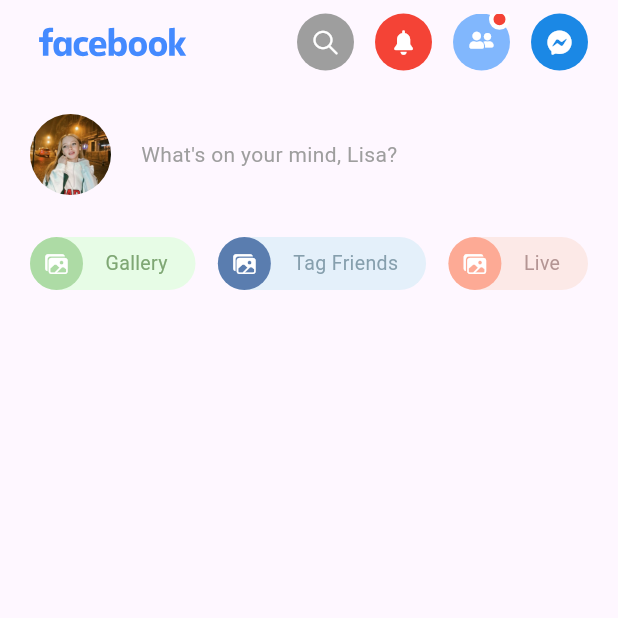
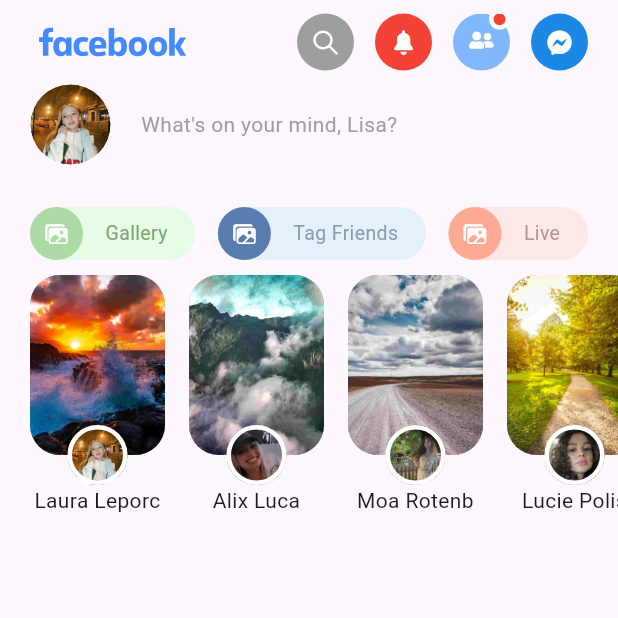
Before and after one commit to teorcl/facebook_clone, a Flutter app: the screen it shows after launch, on a phone screen of 412 x 824 dp, the top half of it. Run offline on Flutter 3.47's test engine with Material 3 defaults, Android fonts, the phone set to English and light mode, and no system bars; our stand-ins replace device_preview, flutter_svg.

Commit message:
feat(widgets): Se crea widgets de stories con sus subwidgets

```diff
--- a/lib/facebook_ui/facebook_ui.dart
+++ b/lib/facebook_ui/facebook_ui.dart
@@ -52,11 +52,12 @@ class FacebookUi extends StatelessWidget {
         ],
       ),
       body: ListView(
-        padding: const EdgeInsets.all(20),
         children: const [
           WhatIsOnYourMind(),
           SizedBox(height: 28),
           QuickActions(),
+          SizedBox(height: 10),
+          Stories(),
         ],
       ),
     );
--- a/lib/facebook_ui/widgets/avatar.dart
+++ b/lib/facebook_ui/widgets/avatar.dart
@@ -3,22 +3,28 @@ import 'package:flutter/material.dart';
 class Avatar extends StatelessWidget {
   final double size;
   final String asset;
+  final double borderWidth;
 
   const Avatar({
     super.key,
     required this.size,
     required this.asset,
+    this.borderWidth = 0,
   });
 
   @override
   Widget build(BuildContext context) {
-    return Center(
-      child: ClipRRect(
-        borderRadius: BorderRadius.circular(size / 2),
-        child: Image.asset(
-          asset,
-          width: size,
-          height: size,
+    return Container(
+      width: size,
+      height: size,
+      decoration: BoxDecoration(
+        border: Border.all(
+          color: Colors.white,
+          width: borderWidth,
+        ),
+        shape: BoxShape.circle,
+        image: DecorationImage(
+          image: AssetImage(asset),
           fit: BoxFit.cover,
         ),
       ),
--- a/lib/facebook_ui/widgets/quick_actions.dart
+++ b/lib/facebook_ui/widgets/quick_actions.dart
@@ -8,7 +8,9 @@ class QuickActions extends StatelessWidget {
 
   @override
   Widget build(BuildContext context) {
-    return const FittedBox(
+    return const Padding(
+      padding: EdgeInsets.symmetric(horizontal: 20),
+      child: FittedBox(
         fit: BoxFit.scaleDown,
         child: Row(
           children: [
@@ -37,6 +39,7 @@ class QuickActions extends StatelessWidget {
             ),
           ],
         ),
+      ),
     );
   }
 }
--- /dev/null
+++ b/lib/facebook_ui/widgets/stories.dart
@@ -0,0 +1,59 @@
+import 'package:facebook_clone/facebook_ui/widgets/widgets.dart';
+import 'package:flutter/material.dart';
+
+import '../../models/models.dart';
+
+final _stories = [
+  StoryModel(
+    backgroundImage: 'assets/wallpapers/1.jpeg',
+    profileImage: 'assets/users/1.jpg',
+    name: 'Laura Leporc',
+  ),
+  StoryModel(
+    backgroundImage: 'assets/wallpapers/2.jpeg',
+    profileImage: 'assets/users/2.jpg',
+    name: 'Alix Luca',
+  ),
+  StoryModel(
+    backgroundImage: 'assets/wallpapers/3.jpeg',
+    profileImage: 'assets/users/3.jpg',
+    name: 'Moa Rotenb',
+  ),
+  StoryModel(
+    backgroundImage: 'assets/wallpapers/4.jpeg',
+    profileImage: 'assets/users/4.jpg',
+    name: 'Lucie Polis',
+  ),
+  StoryModel(
+    backgroundImage: 'assets/wallpapers/5.jpeg',
+    profileImage: 'assets/users/5.jpg',
+    name: 'Jhon Wheels',
+  ),
+  StoryModel(
+    backgroundImage: 'assets/wallpapers/6.jpeg',
+    profileImage: 'assets/users/6.jpg',
+    name: 'Peter Kambel',
+  ),
+];
+
+class Stories extends StatelessWidget {
+  const Stories({super.key});
+
+  @override
+  Widget build(BuildContext context) {
+    return SizedBox(
+      height: 160,
+      child: ListView.builder(
+        scrollDirection: Axis.horizontal,
+        itemCount: _stories.length,
+        itemBuilder: (_, index) {
+          final story = _stories[index];
+          return StoryItem(
+            story: story,
+            isFirst: index == 0,
+          );
+        },
+      ),
+    );
+  }
+}
--- /dev/null
+++ b/lib/facebook_ui/widgets/story_item.dart
@@ -0,0 +1,68 @@
+import 'package:facebook_clone/models/story_model.dart';
+import 'package:flutter/material.dart';
+
+import 'widgets.dart';
+
+class StoryItem extends StatelessWidget {
+  final StoryModel story;
+  final bool isFirst;
+
+  const StoryItem({
+    super.key,
+    required this.story,
+    required this.isFirst,
+  });
+
+  @override
+  Widget build(BuildContext context) {
+    return Container(
+      width: 90,
+      height: 160,
+      margin: EdgeInsets.only(
+        left: isFirst ? 20 : 0,
+        right: 16,
+      ),
+      child: Column(
+        children: [
+          Expanded(
+            child: Stack(
+              alignment: Alignment.bottomCenter,
+              children: [
+                Positioned(
+                  top: 0,
+                  left: 0,
+                  right: 0,
+                  bottom: 20,
+                  child: Container(
+                    decoration: BoxDecoration(
+                      borderRadius: const BorderRadius.all(Radius.circular(20)),
+                      color: Colors.grey,
+                      image: DecorationImage(
+                        image: AssetImage(story.backgroundImage),
+                        fit: BoxFit.cover,
+                      ),
+                    ),
+                  ),
+                ),
+                Positioned(
+                  bottom: 0,
+                  child: Avatar(
+                    size: 40,
+                    asset: story.profileImage,
+                    borderWidth: 3,
+                  ),
+                ),
+              ],
+            ),
+          ),
+          Text(
+            story.name,
+            maxLines: 1,
+            overflow: TextOverflow.ellipsis,
+            textAlign: TextAlign.center,
+          ),
+        ],
+      ),
+    );
+  }
+}
--- a/lib/facebook_ui/widgets/what_is_on_your_mind.dart
+++ b/lib/facebook_ui/widgets/what_is_on_your_mind.dart
@@ -9,7 +9,9 @@ class WhatIsOnYourMind extends StatelessWidget {
 
   @override
   Widget build(BuildContext context) {
-    return const Row(
+    return const Padding(
+      padding: EdgeInsets.symmetric(horizontal: 20),
+      child: Row(
         children: [
           Avatar(size: 54, asset: 'assets/users/1.jpg'),
           SizedBox(width: 20),
@@ -22,6 +24,7 @@ class WhatIsOnYourMind extends StatelessWidget {
             ),
           ),
         ],
+      ),
     );
   }
 }
--- a/lib/facebook_ui/widgets/widgets.dart
+++ b/lib/facebook_ui/widgets/widgets.dart
@@ -3,3 +3,5 @@ export 'avatar.dart';
 export 'what_is_on_your_mind.dart';
 export 'quick_actions.dart';
 export 'quick_button.dart';
+export 'stories.dart';
+export 'story_item.dart';
--- /dev/null
+++ b/lib/models/models.dart
@@ -0,0 +1 @@
+export 'story_model.dart';
--- /dev/null
+++ b/lib/models/story_model.dart
@@ -0,0 +1,11 @@
+class StoryModel {
+  final String backgroundImage;
+  final String profileImage;
+  final String name;
+
+  StoryModel({
+    required this.backgroundImage,
+    required this.profileImage,
+    required this.name,
+  });
+}
```
Also changed, not shown: 3 other files. Lines whose indentation alone changed are shown as unchanged.
